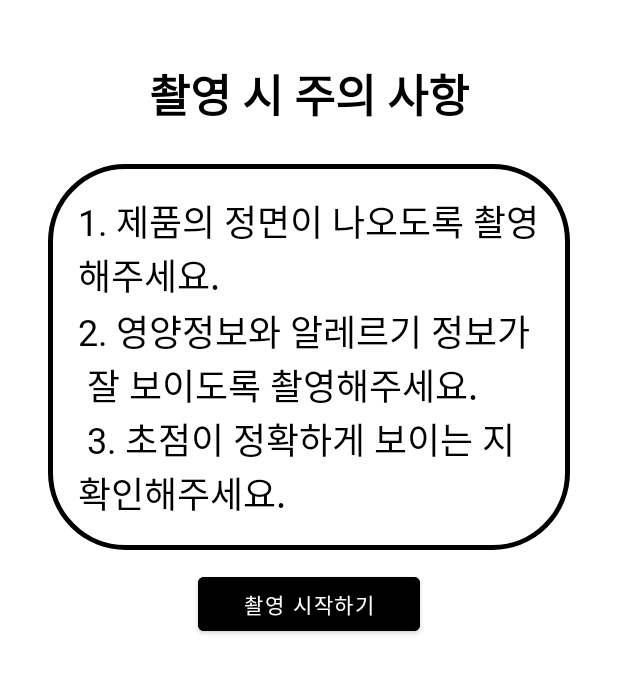
After one commit to BeYourEyes/Android-Firebase, an Android app: the FilmCautionActivity screen opened directly, with no data from a screen before it, on a phone screen of 412 x 824 dp. The commit adds this screen. Shown: the top 673 px of the screen. Run offline under Robolectric (Android 15) with nearby library versions, the phone set to English and light mode, and no system bars.

Commit message:
Film관련 액티비티 추가

```diff
--- /dev/null
+++ b/app/src/main/java/com/example/beyoureyes/FilmCautionActivity.kt
@@ -0,0 +1,11 @@
+package com.example.beyoureyes
+
+import androidx.appcompat.app.AppCompatActivity
+import android.os.Bundle
+
+class FilmCautionActivity : AppCompatActivity() {
+    override fun onCreate(savedInstanceState: Bundle?) {
+        super.onCreate(savedInstanceState)
+        setContentView(R.layout.activity_film_caution)
+    }
+}
--- a/app/src/main/java/com/example/beyoureyes/HomeActivity.kt
+++ b/app/src/main/java/com/example/beyoureyes/HomeActivity.kt
@@ -85,6 +85,11 @@ class HomeActivity : AppCompatActivity() {
             }
         }
 
+        filmButton.setOnClickListener {
+            val intent = Intent(this, FilmCautionActivity::class.java)
+            startActivity(intent)
+        }
+
 
 
 
--- /dev/null
+++ b/app/src/main/res/drawable/edge.xml
@@ -0,0 +1,10 @@
+<?xml version="1.0" encoding="utf-8"?>
+<shape xmlns:android="http://schemas.android.com/apk/res/android">
+    <solid android:color="#ffffff"/>
+
+    <stroke android:width="3sp" android:color="#000000" />
+
+    <padding android:left="1sp" android:top="1sp" android:bottom="1sp" android:right="1sp" />
+
+    <corners android:radius="50sp" />
+</shape>
--- /dev/null
+++ b/app/src/main/res/layout/activity_film_caution.xml
@@ -0,0 +1,46 @@
+<?xml version="1.0" encoding="utf-8"?>
+<LinearLayout xmlns:android="http://schemas.android.com/apk/res/android"
+    xmlns:app="http://schemas.android.com/apk/res-auto"
+    xmlns:tools="http://schemas.android.com/tools"
+    android:layout_width="match_parent"
+    android:layout_height="match_parent"
+    android:orientation="vertical"
+    android:padding="32sp"
+    tools:context=".FilmCautionActivity" >
+
+    <TextView
+        android:id="@+id/filmCautionTitle"
+        android:layout_width="match_parent"
+        android:layout_height="wrap_content"
+        android:layout_marginTop="8sp"
+        android:fontFamily="@font/pretendard700"
+        android:text="촬영 시 주의 사항"
+        android:textAlignment="center"
+        android:textColor="@color/black"
+        android:textSize="30sp"
+        android:textStyle="bold" />
+
+    <TextView
+        android:layout_width="match_parent"
+        android:layout_height="wrap_content"
+        android:layout_marginTop="24sp"
+        android:fontFamily="@font/pretendard500"
+        android:textColor="@color/black"
+        android:textSize="24sp"
+        android:background="@drawable/edge"
+        android:padding="20sp"
+        android:text = "@string/caution">
+    </TextView>
+
+    <Button
+        android:id="@+id/button"
+        android:layout_width="match_parent"
+        android:layout_height="wrap_content"
+        android:layout_marginLeft="100sp"
+        android:layout_marginTop="12sp"
+        android:layout_marginRight="100sp"
+        android:layout_marginBottom="32dp"
+        android:backgroundTint="@color/black"
+        android:fontFamily="@font/pretendard700"
+        android:text="촬영 시작하기" />
+</LinearLayout>
--- a/app/src/main/res/layout/activity_user_info.xml
+++ b/app/src/main/res/layout/activity_user_info.xml
@@ -302,7 +302,7 @@
 
 
   <Button
-      android:id="@+id/userInfoRegisterButton"
+      android:id="@+id/userInfoChangeButton"
       android:layout_width="match_parent"
       android:layout_height="wrap_content"
       android:layout_marginLeft="100sp"
--- a/app/src/main/res/values/strings.xml
+++ b/app/src/main/res/values/strings.xml
@@ -7,5 +7,6 @@
     <string name="function2">오늘 섭취한 영양소 확인</string>
     <string name="function3">내 질환 확인하기</string>
     <string name="userInfoRegister">내 질환 등록하기</string>
+    <string name="caution">1. 제품의 정면이 나오도록 촬영해주세요.\n2. 영양정보와 알레르기 정보가\n     잘 보이도록 촬영해주세요.\n 3. 초점이 정확하게 보이는 지 확인해주세요.</string>
 
 </resources>
```
Also changed, not shown: app/src/main/AndroidManifest.xml (+9 -3 lines), app/src/main/java/com/example/beyoureyes/FilmActivity.kt (added, +11 -0 lines), app/src/main/java/com/example/beyoureyes/UserInfoActivity.kt (+47 -0 lines), app/src/main/res/layout/activity_film.xml (added, +9 -0 lines).
